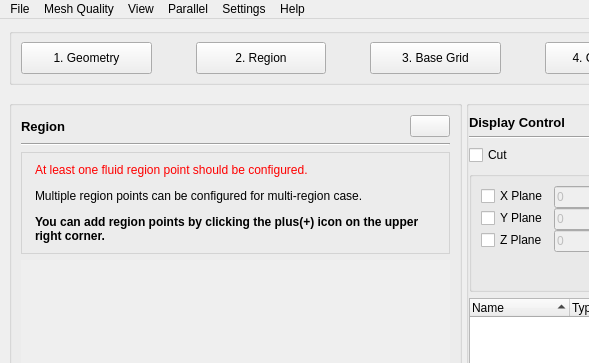
Before: the Qt Designer form baramMesh/view/main_window/main_window.ui in nextfoam/baram, drawn with Qt 5; both pictures show x 0 to 589 and y 0 to 363 of the 1221 by 891 pixel window.
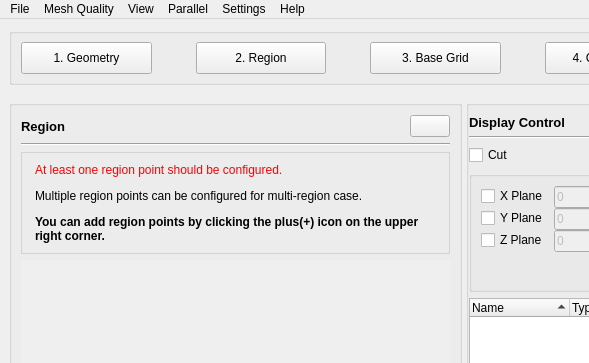
After: the same form once the commit is applied. The open tabs and pages were chosen to show the change. Icons and pictures are not drawn. Custom widgets are drawn as their Qt base class.

Commit message: baram#392 추가한 region이 없을 경우 에러 메시지 수정

The edit to the form file:
```diff
--- a/baramMesh/view/main_window/main_window.ui
+++ b/baramMesh/view/main_window/main_window.ui
@@ -570,7 +570,7 @@
                   <enum>QFrame::NoFrame</enum>
                  </property>
                  <property name="text">
-                  <string>&lt;html&gt;&lt;head/&gt;&lt;body&gt;&lt;p style=&quot; color:#ff0000;&quot;&gt;At least one fluid region point should be configured.&lt;/p&gt;&lt;p&gt;Multiple region points can be configured for multi-region case.&lt;/p&gt;&lt;p style=&quot; font-weight: bold;&quot;&gt;You can add region points by clicking the plus(+) icon on the upper right corner.&lt;/p&gt;&lt;/body&gt;&lt;/html&gt;</string>
+                  <string>&lt;html&gt;&lt;head/&gt;&lt;body&gt;&lt;p style=&quot; color:#ff0000;&quot;&gt;At least one region point should be configured.&lt;/p&gt;&lt;p&gt;Multiple region points can be configured for multi-region case.&lt;/p&gt;&lt;p style=&quot; font-weight: bold;&quot;&gt;You can add region points by clicking the plus(+) icon on the upper right corner.&lt;/p&gt;&lt;/body&gt;&lt;/html&gt;</string>
                  </property>
                  <property name="wordWrap">
                   <bool>true</bool>
```
Left out of the diff: 2 changed lines with no effect on the pictures.
